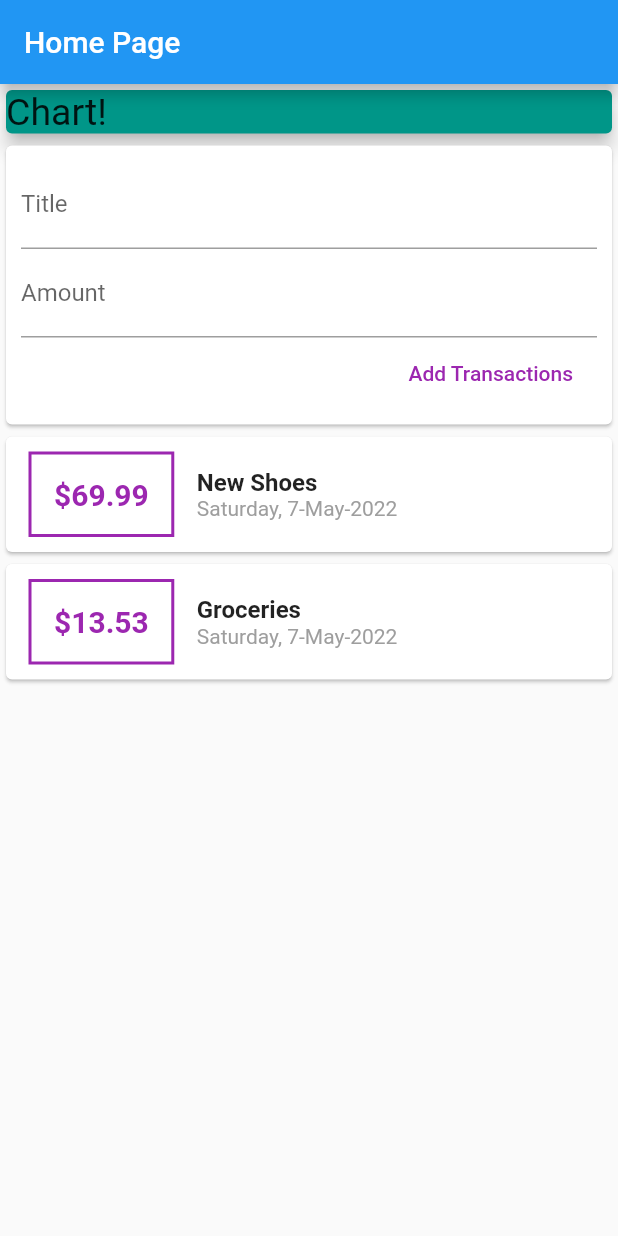
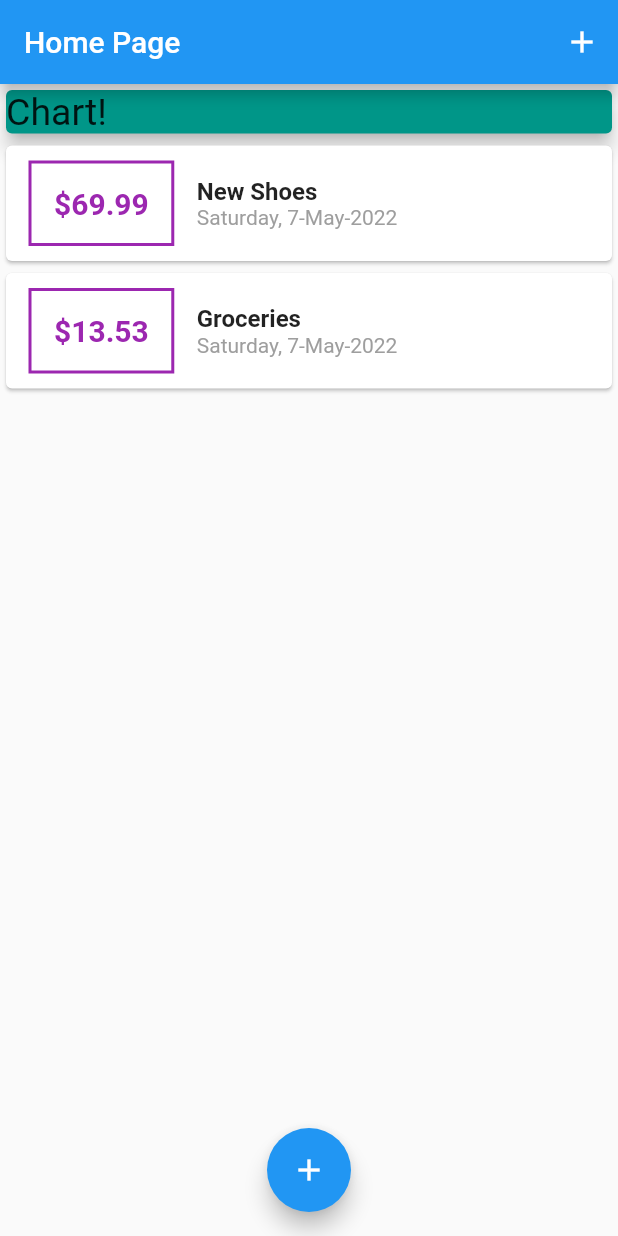
Before and after one commit to nihalmorshed/Personal_Expanses_App, a Flutter app: the screen it shows after launch, on a phone screen of 412 x 824 dp. Run offline on Flutter 3.47's test engine with Material 2 defaults, Android fonts, the phone set to English and light mode, and no system bars.

Commit message:
7 May 1433

```diff
--- a/lib/main.dart
+++ b/lib/main.dart
@@ -3,7 +3,7 @@
 import 'package:flutter/material.dart';
 import 'package:personal_expanses/new_transaction.dart';
 import 'package:personal_expanses/transaction_list.dart';
-import 'package:personal_expanses/user_transaction.dart';
+import 'package:personal_expanses/transactions.dart';
 
 void main(List<String> args) {
   runApp(Myapp());
@@ -21,12 +21,62 @@ class Myapp extends StatelessWidget {
   }
 }
 
-class Myhomepage extends StatelessWidget {
+class Myhomepage extends StatefulWidget {
+  @override
+  State<Myhomepage> createState() => _MyhomepageState();
+}
+
+class _MyhomepageState extends State<Myhomepage> {
+  final List<Transactions> usertrx = [
+    Transactions(
+      id: 't1',
+      title: 'New Shoes',
+      amount: 69.99,
+      date: DateTime.now(),
+    ),
+    Transactions(
+      id: 't2',
+      title: 'Groceries',
+      amount: 13.53,
+      date: DateTime.now(),
+    ),
+  ];
+
+  void addnewtransactions(String txtitle, double txamount) {
+    final newtx = Transactions(
+      id: DateTime.now().toString(),
+      title: txtitle,
+      amount: txamount,
+      date: DateTime.now(),
+    );
+    setState(() {
+      usertrx.add(newtx);
+    });
+  }
+
+  void startaddnewtransactions(BuildContext context) {
+    showModalBottomSheet(
+        context: context,
+        builder: (_) {
+          return GestureDetector(
+            behavior: HitTestBehavior.opaque,
+            onTap: () {},
+            child: NewTransaction(addnewtransactions),
+          );
+        });
+  }
+
   @override
   Widget build(BuildContext context) {
     return Scaffold(
       appBar: AppBar(
         title: Text("Home Page"),
+        actions: [
+          IconButton(
+            onPressed: () => startaddnewtransactions(context),
+            icon: Icon(Icons.add),
+          ),
+        ],
       ),
       body: SingleChildScrollView(
         child: Column(
@@ -46,9 +96,14 @@ class Myhomepage extends StatelessWidget {
                 elevation: 5,
               ),
             ),
-            UserTransaction(),
+            TransactionList(usertrx),
           ],
         ),
+      ),
+      floatingActionButtonLocation: FloatingActionButtonLocation.centerFloat,
+      floatingActionButton: FloatingActionButton(
+        onPressed: () => startaddnewtransactions(context),
+        child: Icon(Icons.add),
       ),
     );
   }
--- a/lib/transaction_list.dart
+++ b/lib/transaction_list.dart
@@ -10,9 +10,8 @@ class TransactionList extends StatelessWidget {
   Widget build(BuildContext context) {
     return Container(
       height: 450,
-      child: SingleChildScrollView(
-        child: Column(
-          children: trx.map((t) {
+      child: ListView.builder(
+        itemBuilder: (context, index) {
           return Card(
             child: Row(
               children: [
@@ -26,7 +25,7 @@ class TransactionList extends StatelessWidget {
                     ),
                   ),
                   child: Text(
-                      '\$${t.amount}',
+                    '\$${trx[index].amount.toStringAsFixed(2)}',
                     style: TextStyle(
                       fontSize: 20,
                       fontWeight: FontWeight.bold,
@@ -38,12 +37,12 @@ class TransactionList extends StatelessWidget {
                   crossAxisAlignment: CrossAxisAlignment.start,
                   children: [
                     Text(
-                        t.title,
-                        style: TextStyle(
-                            fontSize: 16, fontWeight: FontWeight.bold),
+                      trx[index].title,
+                      style:
+                          TextStyle(fontSize: 16, fontWeight: FontWeight.bold),
                     ),
                     Text(
-                        DateFormat('EEEE, d-MMMM-y').format(t.date),
+                      DateFormat('EEEE, d-MMMM-y').format(trx[index].date),
                       style: TextStyle(color: Colors.grey),
                     ),
                   ],
@@ -51,8 +50,8 @@ class TransactionList extends StatelessWidget {
               ],
             ),
           );
-          }).toList(),
-        ),
+        },
+        itemCount: trx.length,
       ),
     );
   }
--- a/lib/user_transaction.dart
+++ /dev/null
@@ -1,49 +0,0 @@
-import 'package:flutter/material.dart';
-import 'package:personal_expanses/new_transaction.dart';
-import 'package:personal_expanses/transaction_list.dart';
-import 'package:personal_expanses/transactions.dart';
-
-class UserTransaction extends StatefulWidget {
-  UserTransaction({Key? key}) : super(key: key);
-
-  @override
-  State<UserTransaction> createState() => _UserTransactionState();
-}
-
-class _UserTransactionState extends State<UserTransaction> {
-  final List<Transactions> usertrx = [
-    Transactions(
-      id: 't1',
-      title: 'New Shoes',
-      amount: 69.99,
-      date: DateTime.now(),
-    ),
-    Transactions(
-      id: 't2',
-      title: 'Groceries',
-      amount: 13.53,
-      date: DateTime.now(),
-    ),
-  ];
-  void addnewtransactions(String txtitle, double txamount) {
-    final newtx = Transactions(
-      id: DateTime.now().toString(),
-      title: txtitle,
-      amount: txamount,
-      date: DateTime.now(),
-    );
-    setState(() {
-      usertrx.add(newtx);
-    });
-  }
-
-  @override
-  Widget build(BuildContext context) {
-    return Column(
-      children: [
-        NewTransaction(addnewtransactions),
-        TransactionList(usertrx),
-      ],
-    );
-  }
-}
```
Also changed, not shown: lib/new_transaction.dart (+20 -3 lines). Lines whose indentation alone changed are shown as unchanged.
